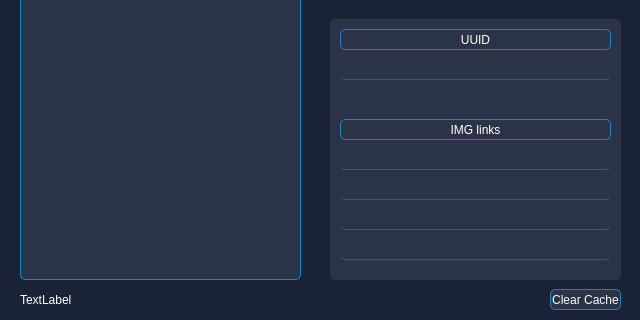
Old version of the form ui/TeamspeakBadgesViewer.ui in the repository alessandrobasi/teamspeak-badges-parser-c; both pictures show x 0 to 640 and y 150 to 470 of the 640 by 470 pixel window.
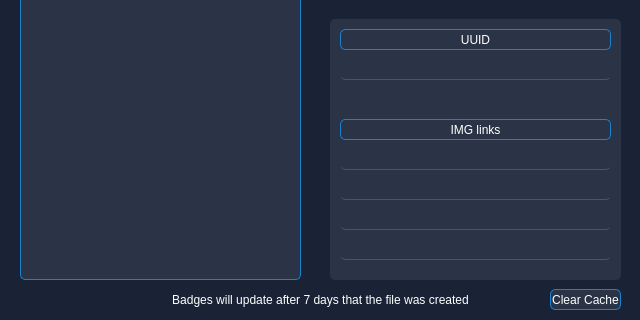
New version of the form. Icons and pictures are not drawn.

```diff
--- a/ui/TeamspeakBadgesViewer.ui
+++ b/ui/TeamspeakBadgesViewer.ui
@@ -454,12 +454,28 @@
      <rect>
       <x>20</x>
       <y>420</y>
-      <width>281</width>
+      <width>101</width>
       <height>21</height>
      </rect>
     </property>
     <property name="text">
-     <string>TextLabel</string>
+     <string/>
+    </property>
+   </widget>
+   <widget class="QLabel" name="label">
+    <property name="geometry">
+     <rect>
+      <x>140</x>
+      <y>420</y>
+      <width>361</width>
+      <height>21</height>
+     </rect>
+    </property>
+    <property name="text">
+     <string>Badges will update after 7 days that the file was created</string>
+    </property>
+    <property name="alignment">
+     <set>Qt::AlignCenter</set>
     </property>
    </widget>
   </widget>
```
